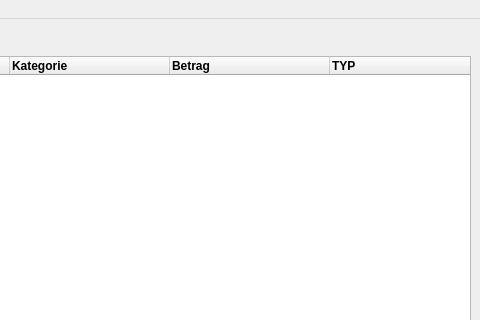
Old version of the form ui/mainwindow.ui in the repository FabianGuillemin/expenseManager; both pictures show x 320 to 800 and y 0 to 320 of the 800 by 600 pixel window.
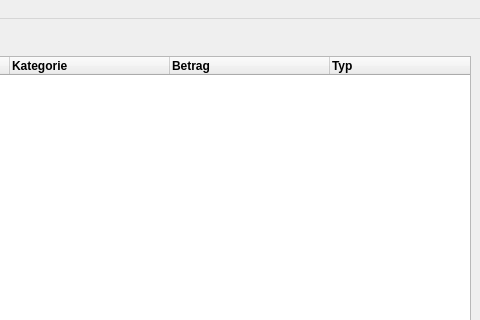
New version of the form.

```diff
--- a/ui/mainwindow.ui
+++ b/ui/mainwindow.ui
@@ -114,7 +114,7 @@
       </column>
       <column>
        <property name="text">
-        <string>TYP</string>
+        <string>Typ</string>
        </property>
        <property name="font">
         <font>
```
